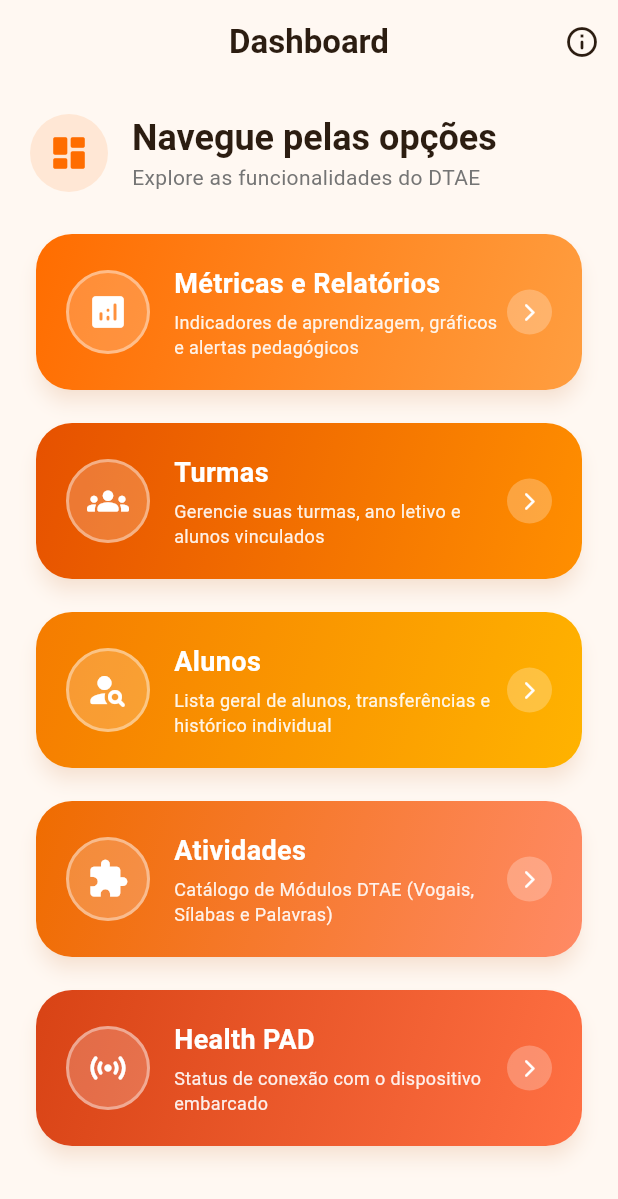
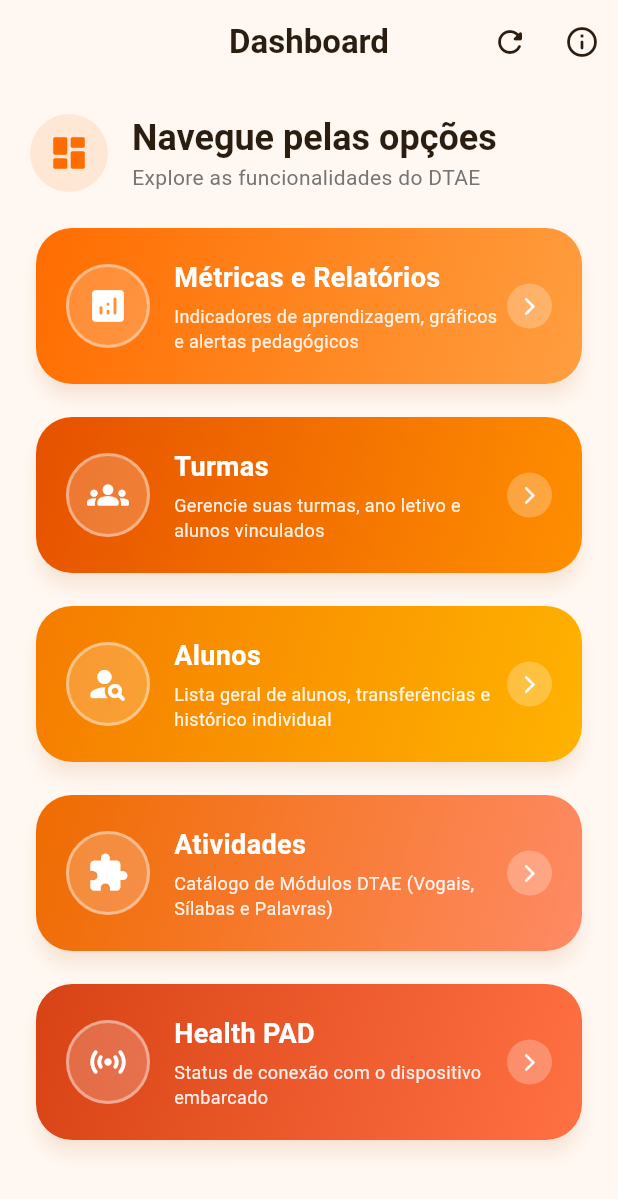
Before and after one commit to Gusthevo/braillepad, a Flutter app: the DashboardScreen screen opened directly, on a phone screen of 412 x 824 dp. Shown: the top 1199 px of the screen. Run offline on Flutter 3.47's test engine with Material 3 defaults, Android fonts, the phone set to English and light mode, and no system bars; accounts and stored records are empty.

```diff
--- a/frontend/lib/screens/dashboard_screen.dart
+++ b/frontend/lib/screens/dashboard_screen.dart
@@ -1,9 +1,22 @@
 import 'package:flutter/material.dart';
 import '../theme/app_theme.dart';
+import '../services/sessao_service.dart';
 import 'health_pad_screen.dart';
+import 'turmas_screen.dart';
+import 'alunos_screen.dart';
+import 'modulos_screen.dart';
+import 'metricas_screen.dart';
+import 'execucao_sessao_screen.dart';
 
-class DashboardScreen extends StatelessWidget {
+class DashboardScreen extends StatefulWidget {
   const DashboardScreen({super.key});
+
+  @override
+  State<DashboardScreen> createState() => _DashboardScreenState();
+}
+
+class _DashboardScreenState extends State<DashboardScreen> {
+  Map<String, dynamic>? _sessaoAtiva;
 
   final List<_DashboardItem> _items = const [
     _DashboardItem(
@@ -15,7 +28,7 @@
         begin: Alignment.topLeft,
         end: Alignment.bottomRight,
       ),
-      routeWidget: _PlaceholderScreen(title: 'Métricas e Relatórios'),
+      routeWidget: MetricasScreen(),
       heroTag: 'metricas_hero',
     ),
     _DashboardItem(
@@ -27,7 +40,7 @@
         begin: Alignment.topLeft,
         end: Alignment.bottomRight,
       ),
-      routeWidget: _PlaceholderScreen(title: 'Turmas'),
+      routeWidget: TurmasScreen(),
       heroTag: 'turmas_hero',
     ),
     _DashboardItem(
@@ -39,7 +52,7 @@
         begin: Alignment.topLeft,
         end: Alignment.bottomRight,
       ),
-      routeWidget: _PlaceholderScreen(title: 'Alunos'),
+      routeWidget: AlunosScreen(),
       heroTag: 'alunos_hero',
     ),
     _DashboardItem(
@@ -51,7 +64,7 @@
         begin: Alignment.topLeft,
         end: Alignment.bottomRight,
       ),
-      routeWidget: _PlaceholderScreen(title: 'Atividades'),
+      routeWidget: ModulosScreen(),
       heroTag: 'atividades_hero',
     ),
     _DashboardItem(
@@ -69,6 +82,34 @@
   ];
 
   @override
+  void initState() {
+    super.initState();
+    _checkSessaoAtiva();
+  }
+
+  Future<void> _checkSessaoAtiva() async {
+    final sessao = await SessaoService.getSessaoAtiva();
+    if (mounted) {
+      setState(() {
+        _sessaoAtiva = sessao;
+      });
+    }
+  }
+
+  void _encerrarSessaoAtivaParcial() async {
+    final ok = await SessaoService.encerrarSessaoAtivaParcial();
+    if (mounted && ok) {
+      ScaffoldMessenger.of(context).showSnackBar(
+        const SnackBar(
+          content: Text('Sessão anterior salva como PARCIAL e encerrada.'),
+          backgroundColor: Colors.orange,
+        ),
+      );
+      _checkSessaoAtiva();
+    }
+  }
+
+  @override
   Widget build(BuildContext context) {
     return Scaffold(
       backgroundColor: AppTheme.warmBackground,
@@ -76,6 +117,11 @@
         title: const Text('Dashboard'),
         automaticallyImplyLeading: false,
         actions: [
+          IconButton(
+            icon: const Icon(Icons.refresh_rounded),
+            onPressed: _checkSessaoAtiva,
+            tooltip: 'Atualizar Dashboard',
+          ),
           IconButton(
             icon: const Icon(Icons.info_outline_rounded),
             onPressed: () {
@@ -102,6 +148,84 @@
           child: Column(
             crossAxisAlignment: CrossAxisAlignment.start,
             children: [
+              // Banner de Sessão Ativa em Andamento (Sugestão 1)
+              if (_sessaoAtiva != null) ...[
+                Card(
+                  color: Colors.amber.shade50,
+                  elevation: 4,
+                  shape: RoundedRectangleBorder(
+                    borderRadius: BorderRadius.circular(20),
+                    side: BorderSide(color: Colors.amber.shade700, width: 2),
+                  ),
+                  child: Padding(
+                    padding: const EdgeInsets.all(16.0),
+                    child: Column(
+                      crossAxisAlignment: CrossAxisAlignment.start,
+                      children: [
+                        Row(
+                          children: [
+                            Icon(Icons.warning_amber_rounded, color: Colors.amber.shade900, size: 28),
+                            const SizedBox(width: 10),
+                            Expanded(
+                              child: Text(
+                                'Atendimento em Andamento!',
+                                style: TextStyle(
+                                  fontSize: 16,
+                                  fontWeight: FontWeight.bold,
+                                  color: Colors.amber.shade900,
+                                ),
+                              ),
+                            ),
+                          ],
+                        ),
+                        const SizedBox(height: 8),
+                        Text(
+                          'Aluno: ${_sessaoAtiva!['aluno_nome']} • ${_sessaoAtiva!['atividade_titulo']}',
+                          style: TextStyle(color: Colors.amber.shade900, fontSize: 13, fontWeight: FontWeight.w600),
+                        ),
+                        const SizedBox(height: 14),
+                        Row(
+                          children: [
+                            Expanded(
+                              child: ElevatedButton.icon(
+                                onPressed: () {
+                                  Navigator.push(
+                                    context,
+                                    MaterialPageRoute(
+                                      builder: (_) => ExecucaoSessaoScreen(sessao: _sessaoAtiva!),
+                                    ),
+                                  ).then((_) => _checkSessaoAtiva());
+                                },
+                                icon: const Icon(Icons.play_arrow_rounded, size: 18),
+                                label: const Text('Continuar'),
+                                style: ElevatedButton.styleFrom(
+                                  backgroundColor: AppTheme.primaryOrange,
+                                  foregroundColor: Colors.white,
+                                  padding: const EdgeInsets.symmetric(vertical: 10),
+                                ),
+                              ),
+                            ),
+                            const SizedBox(width: 10),
+                            Expanded(
+                              child: OutlinedButton.icon(
+                                onPressed: _encerrarSessaoAtivaParcial,
+                                icon: const Icon(Icons.stop_rounded, size: 18, color: Colors.redAccent),
+                                label: const Text('Encerrar (Parcial)', style: TextStyle(color: Colors.redAccent, fontSize: 12)),
+                                style: OutlinedButton.styleFrom(
+                                  side: const BorderSide(color: Colors.redAccent),
+                                  padding: const EdgeInsets.symmetric(vertical: 10),
+                                ),
+                              ),
+                            ),
+                          ],
+                        ),
+                      ],
+                    ),
+                  ),
+                ),
+                const SizedBox(height: 16),
+              ],
+
               // Header greeting
               Row(
                 children: [
@@ -139,7 +263,7 @@
                   ),
                 ],
               ),
-              const SizedBox(height: 24),
+              const SizedBox(height: 20),
 
               // Dashboard Options Grid
               Expanded(
@@ -148,7 +272,10 @@
                   itemCount: _items.length,
                   separatorBuilder: (context, index) => const SizedBox(height: 14),
                   itemBuilder: (context, index) {
-                    return _DashboardCard(item: _items[index]);
+                    return _DashboardCard(
+                      item: _items[index],
+                      onReturn: _checkSessaoAtiva,
+                    );
                   },
                 ),
               ),
@@ -180,8 +307,12 @@
 
 class _DashboardCard extends StatefulWidget {
   final _DashboardItem item;
+  final VoidCallback onReturn;
 
-  const _DashboardCard({required this.item});
+  const _DashboardCard({
+    required this.item,
+    required this.onReturn,
+  });
 
   @override
   State<_DashboardCard> createState() => _DashboardCardState();
@@ -193,7 +324,7 @@
   void _navigateToScreen() {
     Navigator.of(context).push(
       MaterialPageRoute(builder: (context) => widget.item.routeWidget),
-    );
+    ).then((_) => widget.onReturn());
   }
 
   @override
@@ -282,41 +413,3 @@
     );
   }
 }
-
-class _PlaceholderScreen extends StatelessWidget {
-  final String title;
-
-  const _PlaceholderScreen({required this.title});
-
-  @override
-  Widget build(BuildContext context) {
-    return Scaffold(
-      backgroundColor: AppTheme.warmBackground,
-      appBar: AppBar(
-        title: Text(title),
-        leading: IconButton(
-          icon: const Icon(Icons.arrow_back_rounded),
-          onPressed: () => Navigator.pop(context),
-        ),
-      ),
-      body: Center(
-        child: Column(
-          mainAxisAlignment: MainAxisAlignment.center,
-          children: [
-            const Icon(Icons.construction_rounded, size: 64, color: AppTheme.primaryOrange),
-            const SizedBox(height: 16),
-            Text(
-              'Módulo: $title',
-              style: const TextStyle(fontSize: 20, fontWeight: FontWeight.bold),
-            ),
-            const SizedBox(height: 8),
-            Text(
-              'Próxima etapa do MVP DTAE',
-              style: TextStyle(color: Colors.grey.shade600),
-            ),
-          ],
-        ),
-      ),
-    );
-  }
-}
```
Also changed, not shown: 5 other files.
